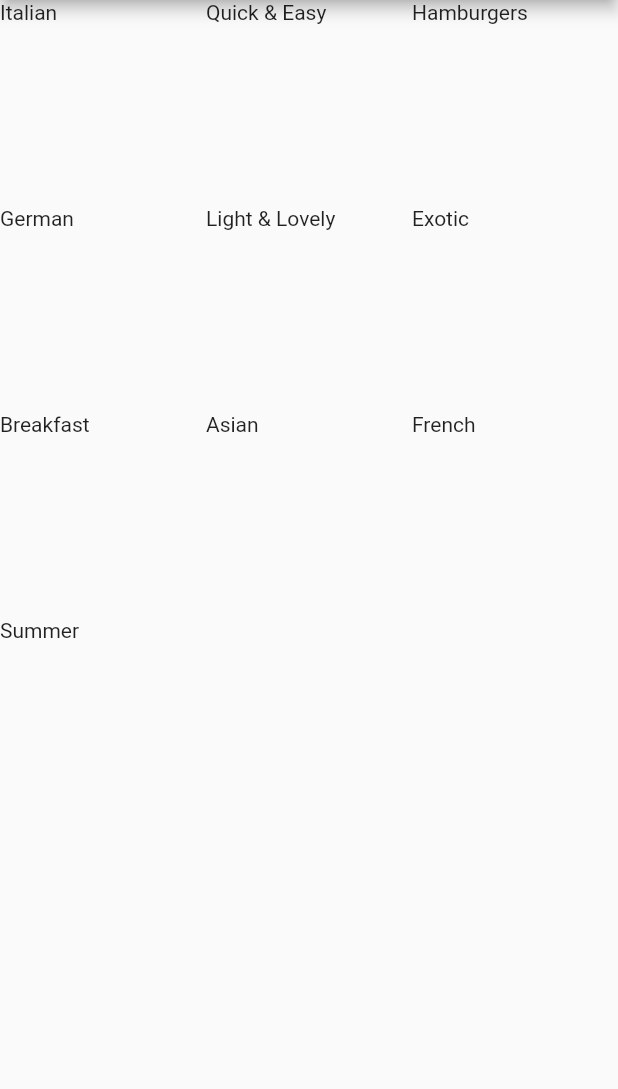
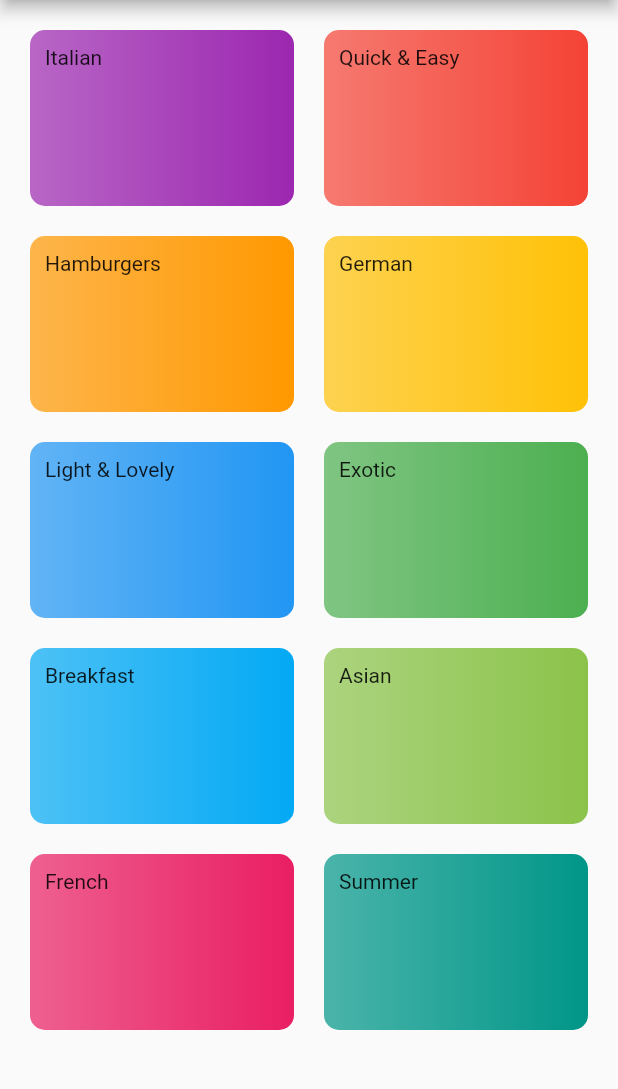
Before and after one commit to achinthadilesha/Foodie-Flutter, a Flutter app: the screen it shows after launch, on a phone screen of 412 x 824 dp, the part 84-1173 px from its top. Run offline on Flutter 3.47's test engine with Material 2 defaults, Android fonts, the phone set to English and light mode, and no system bars.

Commit message:
implemented categoryItem widget
category item widget as the items to be displayed in gridview

```diff
--- a/lib/screens/catergories_screen.dart
+++ b/lib/screens/catergories_screen.dart
@@ -1,5 +1,6 @@
 import 'package:flutter/material.dart';
 import 'package:foodie/models/categories.dart';
+import 'package:foodie/widgets/category_item_widget.dart';
 
 class CategoroiesScreen extends StatelessWidget {
   const CategoroiesScreen({Key? key}) : super(key: key);
@@ -7,14 +8,20 @@ class CategoroiesScreen extends StatelessWidget {
   @override
   Widget build(BuildContext context) {
     return GridView(
+      padding: const EdgeInsets.symmetric(
+        vertical: 20,
+        horizontal: 20,
+      ),
       //* ----------------- sliver-gridview-delegate -----------------
       gridDelegate: SliverGridDelegateWithMaxCrossAxisExtent(
         maxCrossAxisExtent: 200,
-        childAspectRatio: 3 / 3,
+        childAspectRatio: 3 / 2,
+        crossAxisSpacing: 20,
+        mainAxisSpacing: 20,
       ),
       //* ----------------- grid-view children -----------------
       children: categories.map((categoryTile) {
-        return Text(categoryTile.title);
+        return CategoryItemWidget(categoryTile.title, categoryTile.color);
       }).toList(),
     );
   }
--- /dev/null
+++ b/lib/widgets/category_item_widget.dart
@@ -0,0 +1,27 @@
+import 'package:flutter/material.dart';
+
+class CategoryItemWidget extends StatelessWidget {
+  final String title;
+  final Color color;
+
+  CategoryItemWidget(this.title, this.color);
+
+  @override
+  Widget build(BuildContext context) {
+    return Container(
+      padding: const EdgeInsets.all(10.0),
+      child: Text(title),
+      decoration: BoxDecoration(
+        gradient: LinearGradient(
+          colors: [
+            color.withOpacity(0.7),
+            color,
+          ],
+          begin: Alignment.centerLeft,
+          end: Alignment.centerRight,
+        ),
+        borderRadius: BorderRadius.circular(10),
+      ),
+    );
+  }
+}
```
